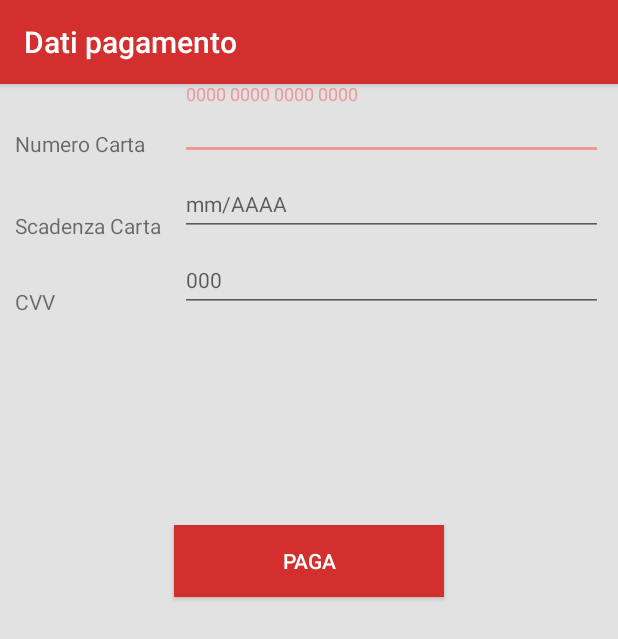
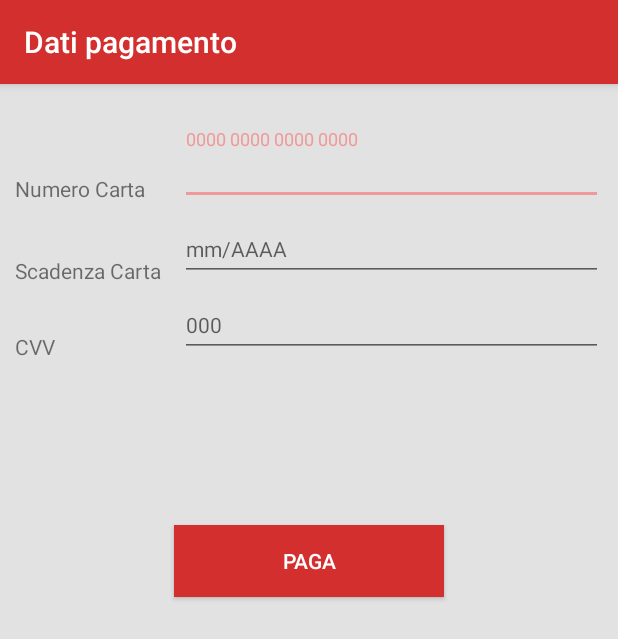
Before and after one commit to silvialorusso90/SMS_Lorusso_Silvia, an Android app: the Paga_Activity screen opened directly, with no data from a screen before it, on a phone screen of 412 x 824 dp. Shown: the top 639 px of the screen. Run offline under Robolectric (Android 15) with nearby library versions, the phone set to English and light mode, and no system bars.

Commit message:
modifiche grafiche

```diff
--- a/app/src/main/res/layout/activity_paga.xml
+++ b/app/src/main/res/layout/activity_paga.xml
@@ -14,7 +14,7 @@
         app:titleTextColor="@android:color/white"
         android:theme="@style/ThemeOverlay.AppCompat.ActionBar"
         app:popupTheme="@style/ThemeOverlay.AppCompat.Light"
-        app:title="@string/dati_p"/>
+        app:title="@string/dati_p" />
 
 
     <TextView
@@ -22,7 +22,7 @@
         android:layout_width="wrap_content"
         android:layout_height="wrap_content"
         android:layout_marginLeft="10dp"
-        android:layout_marginTop="30dp"
+        android:layout_marginTop="60dp"
         android:text="@string/numero_carta"
         android:layout_below="@id/toolbar"
         android:textSize="14sp"
@@ -31,6 +31,7 @@
     <android.support.design.widget.TextInputLayout
         android:id="@+id/nCarta"
         android:layout_below="@id/toolbar"
+        android:layout_marginTop="30dp"
         android:layout_marginLeft="100dp"
         android:layout_width="match_parent"
         android:layout_height="wrap_content"
--- a/app/src/main/res/values/strings.xml
+++ b/app/src/main/res/values/strings.xml
@@ -44,8 +44,8 @@
     <string name="take_away">Take Away</string>
     <string name="ordini">Ordini:</string>
     <string name="dati_p">Dati pagamento</string>
-    <string name="app_name">Take Away</string>
+    <string name="app_name" translatable="false">Take Away</string>
     <string name="aggiungi">Aggiungi</string>
     <string name="rimuovi">Rimuovi</string>
-    <string name="home">Home</string>
+    <string name="home" translatable="false">Home</string>
 </resources>
```
